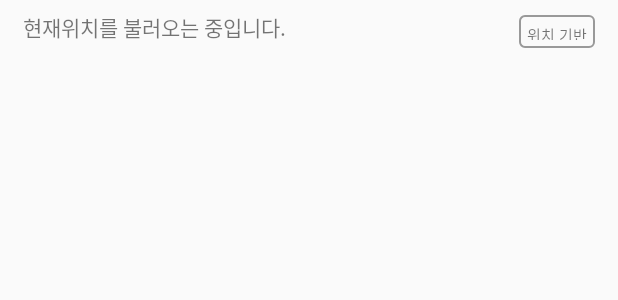
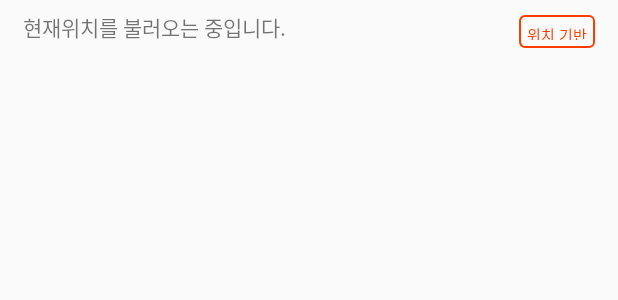
Before and after one commit to Daehee-Jeong/Matjo_Android, an Android app: the layout header_resta_list.xml on its own in the app's theme, with its tools: preview values and no code run, on a phone screen of 412 x 824 dp. Shown: the top 300 px of the screen. Run offline under Robolectric (Android 15) with nearby library versions, the phone set to English and light mode, and no system bars; network calls fail.

Commit message:
* 검색기능 안정화 / 오류 해결     - 위치기반 토글 버튼 정상작동화     - 지오코딩된 지역명이 늦게뜨는 오류 해결

```diff
--- /dev/null
+++ b/Matjo/app/src/main/res/drawable/rounded_orange.xml
@@ -0,0 +1,19 @@
+<?xml version="1.0" encoding="utf-8"?>
+<layer-list xmlns:android="http://schemas.android.com/apk/res/android"
+    android:layout_width="match_parent"
+    android:layout_height="match_parent">
+
+    <item>
+
+        <shape android:shape="rectangle">
+
+            <corners android:radius="3dp" />
+
+            <!--<solid android:color="#efefef" />-->
+
+            <stroke
+                android:width="1dp"
+                android:color="#ff3d00" />
+        </shape>
+    </item>
+</layer-list>
--- a/Matjo/app/src/main/res/layout/header_resta_list.xml
+++ b/Matjo/app/src/main/res/layout/header_resta_list.xml
@@ -20,11 +20,12 @@
         android:id="@+id/btnUseLoc"
         android:layout_width="wrap_content"
         android:layout_height="wrap_content"
-        android:background="@layout/rounded_gray"
+        android:background="@drawable/rounded_orange"
         android:layout_alignParentRight="true"
         android:layout_alignParentBottom="true"
         android:layout_marginTop="10dp"
         android:textSize="10sp"
+        android:textColor="#ff3d00"
         android:padding="5dp"
         android:text="위치 기반"/>
 
```
Also changed, not shown: Matjo/app/src/main/java/com/kosta148/matjo/view/MainActivity.java (+5 -7 lines), Matjo/app/src/main/java/com/kosta148/matjo/view/RestaDetailActivity.java (+5 -3 lines), Matjo/app/src/main/java/com/kosta148/matjo/view/RestaListFragment.java (+72 -7 lines), Matjo/app/src/main/res/drawable/rounded_gray.xml (added, +19 -0 lines).
